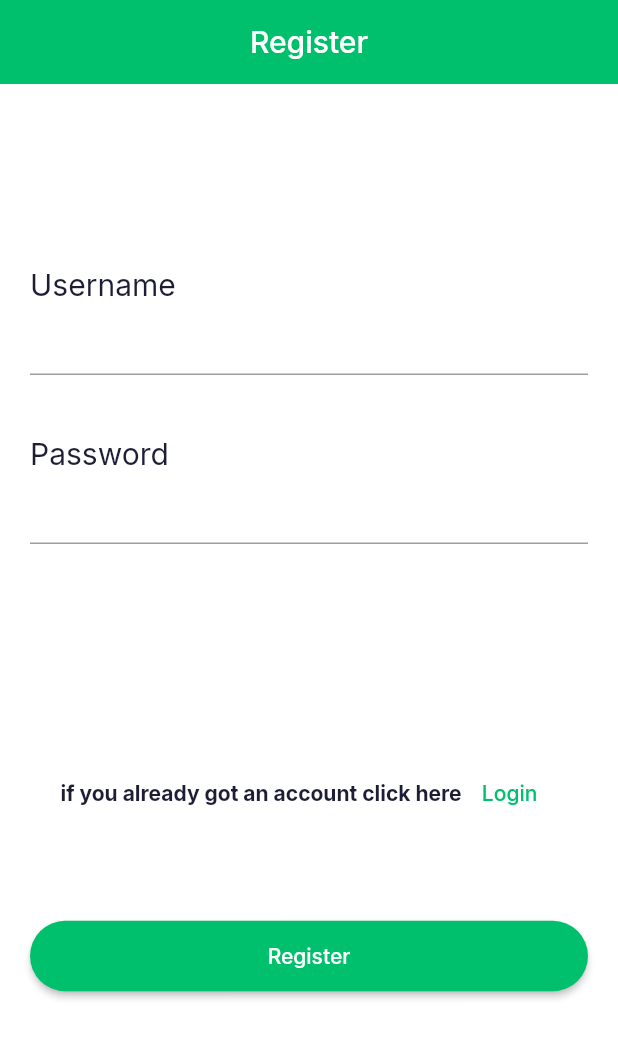
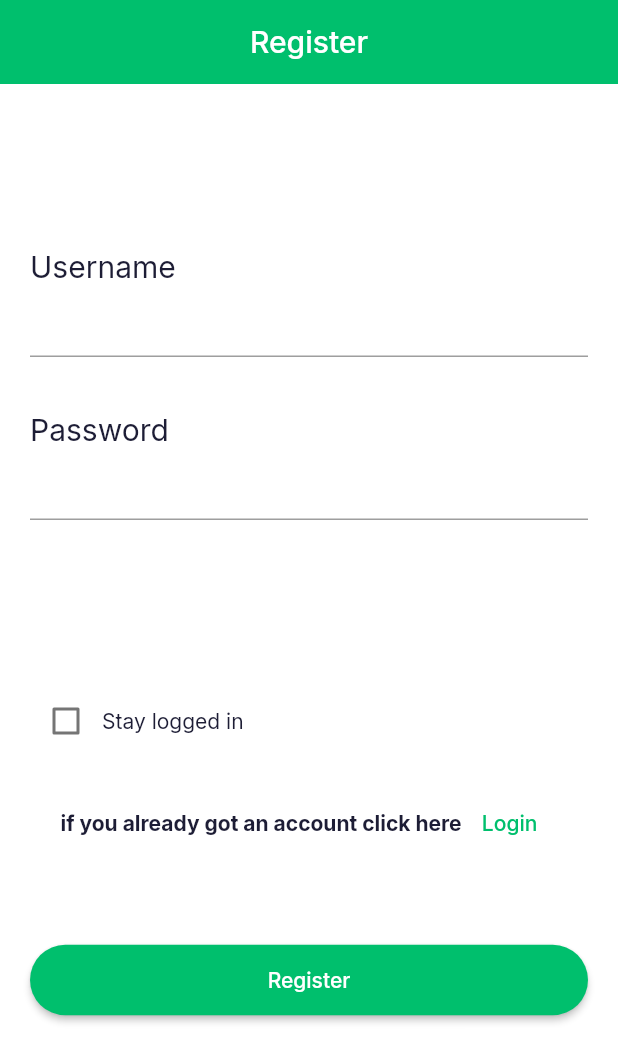
Before and after one commit to lerimeur/flutsenger, a Flutter app: the Register screen opened directly, after a tap on "Register", on a phone screen of 412 x 824 dp. Shown: the top 1062 px of the screen. Run offline on Flutter 3.47's test engine with Material 2 defaults, Android fonts, the light colour scheme and no system bars; our stand-ins replace auto_size_text, google_fonts; missing offline and left inert: localstore; accounts and stored records are empty.

Commit message:
fix: stay conected in clear

```diff
--- a/fluttersenger/lib/Screens/Login/Login.dart
+++ b/fluttersenger/lib/Screens/Login/Login.dart
@@ -7,6 +7,7 @@ import 'package:chat/components/filled_outline_button.dart';
 import 'package:chat/components/primary_button.dart';
 import 'package:flutter/cupertino.dart';
 import 'package:flutter/material.dart';
+import 'package:localstore/localstore.dart';
 
 import '../../constants.dart';
 
@@ -20,6 +21,9 @@ class Login extends StatefulWidget {
 class _LoginState extends State<Login> {
   TextEditingController _username = TextEditingController();
   TextEditingController _password = TextEditingController();
+  bool? stay = false;
+
+  final db = Localstore.instance;
 
   @override
   Widget build(BuildContext context) {
@@ -54,12 +58,30 @@ class _LoginState extends State<Login> {
             Spacer(
               flex: 3,
             ),
+            Row(
+              children: [
+                Checkbox(
+                  value: stay,
+                  onChanged: (bool? value) {
+                    setState(() {
+                      stay = value!;
+                    });
+                  },
+                ),
+                Text('Stay logged in'),
+              ],
+            ),
             GoToRegister(),
             Spacer(),
             PrimaryButton(
               press: () {
                 if (_username.text.length == 0 || _password.text.length == 0) return;
-                Login_usage(_username.text, _password.text, context);
+                // Login_usage(_username.text, _password.text, context);
+                db.collection('user').doc('0').set(
+                  {'username': _username.text, 'password': _password.text},
+                );
+                final user = db.collection('user').doc('0');
+                inspect(user);
               },
               text: "Login",
             ),
--- a/fluttersenger/lib/Screens/Register/Register.dart
+++ b/fluttersenger/lib/Screens/Register/Register.dart
@@ -9,6 +9,7 @@ import 'package:chat/models/Chat.dart';
 import 'package:flutter/cupertino.dart';
 import 'package:flutter/material.dart';
 
+import 'package:localstore/localstore.dart';
 import '../../constants.dart';
 
 class Register extends StatefulWidget {
@@ -21,6 +22,14 @@ class Register extends StatefulWidget {
 class _RegisterState extends State<Register> {
   TextEditingController _username = TextEditingController();
   TextEditingController _password = TextEditingController();
+  bool? stay = false;
+
+  final db = Localstore.instance;
+
+  @override
+  void initState() {
+    super.initState();
+  }
 
   @override
   Widget build(BuildContext context) {
@@ -55,12 +64,30 @@ class _RegisterState extends State<Register> {
             Spacer(
               flex: 3,
             ),
+            Row(
+              children: [
+                Checkbox(
+                  value: stay,
+                  onChanged: (bool? value) {
+                    setState(() {
+                      stay = value!;
+                    });
+                  },
+                ),
+                Text('Stay logged in'),
+              ],
+            ),
             GoToLogin(),
             Spacer(),
             PrimaryButton(
               press: () {
                 if (_username.text.length == 0 || _password.text.length == 0) return;
                 Register_creation(_username.text, _password.text, context);
+                db.collection('user').doc('0').set(
+                  {'username': _username.text, 'password': _password.text},
+                );
+                final user = db.collection('user').doc('0');
+                inspect(user);
               },
               text: "Register",
             ),
--- a/fluttersenger/lib/main.dart
+++ b/fluttersenger/lib/main.dart
@@ -1,9 +1,10 @@
 import "package:chat/theme.dart";
 import 'package:flutter/material.dart';
-
 import 'Screens/welcome/welcome_screen.dart';
+import 'package:localstore/localstore.dart';
 
 void main() {
+  WidgetsFlutterBinding.ensureInitialized();
   runApp(MyApp());
 }
 
```
Also changed, not shown: fluttersenger/pubspec.yaml (+3 -5 lines), fluttersenger/pubspec.lock.
